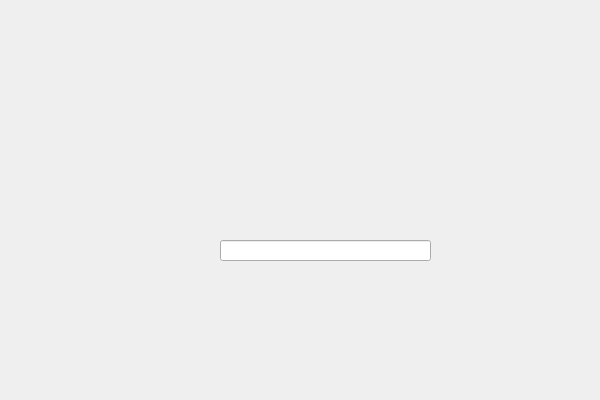
This is WinBlitz/Calculation.ui in PyroWilDx/WinBlitz as Qt 5 draws it before an edit. The edited form follows.
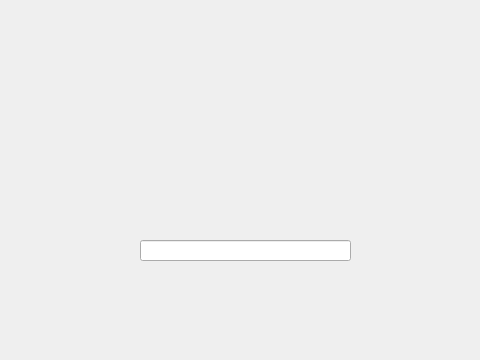
This is the edited form.

```diff
--- a/WinBlitz/Calculation.ui
+++ b/WinBlitz/Calculation.ui
@@ -6,8 +6,8 @@
    <rect>
     <x>0</x>
     <y>0</y>
-    <width>600</width>
-    <height>400</height>
+    <width>480</width>
+    <height>360</height>
    </rect>
   </property>
   <property name="windowTitle">
@@ -16,7 +16,7 @@
   <widget class="QLabel" name="Question">
    <property name="geometry">
     <rect>
-     <x>160</x>
+     <x>70</x>
      <y>60</y>
      <width>321</width>
      <height>81</height>
@@ -29,7 +29,7 @@
   <widget class="QLineEdit" name="Answer">
    <property name="geometry">
     <rect>
-     <x>220</x>
+     <x>140</x>
      <y>240</y>
      <width>211</width>
      <height>21</height>
```
